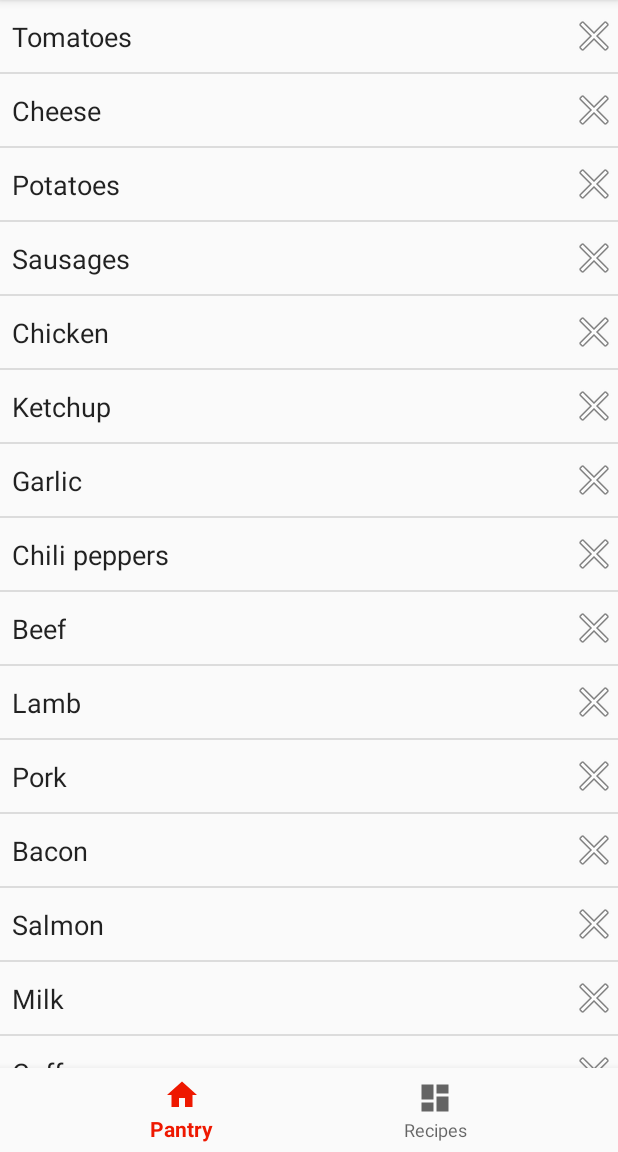
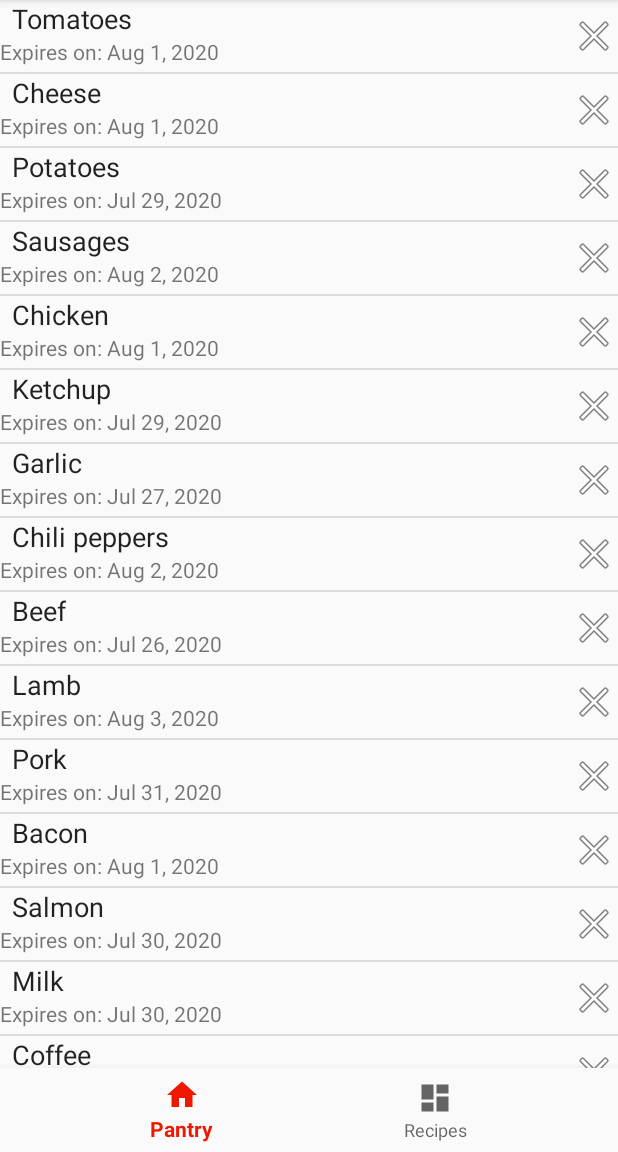
Before and after one commit to CS446-Group12/Pocket-Chef, an Android app: the screen it shows after launch (MainActivity), on a phone screen of 412 x 824 dp, the part 84-1236 px from its top. Run offline under Robolectric (Android 15) with nearby library versions, the phone set to English and light mode, and no system bars; our stand-ins replace navigation-ui.

Commit message:
Display expiration date for ingredients

```diff
--- a/PocketChef/app/src/main/java/cs446/uwaterloo/pocketchef/adapters/IngredientAdapter.java
+++ b/PocketChef/app/src/main/java/cs446/uwaterloo/pocketchef/adapters/IngredientAdapter.java
@@ -10,7 +10,7 @@ import android.widget.TextView;
 import androidx.annotation.NonNull;
 import androidx.recyclerview.widget.RecyclerView;
 
-import java.util.HashSet;
+import java.text.SimpleDateFormat;
 import java.util.List;
 
 import cs446.uwaterloo.pocketchef.R;
@@ -56,6 +56,14 @@ public class IngredientAdapter extends RecyclerView.Adapter<IngredientAdapter.Vi
         TextView textView = holder.ingredientTextView;
         textView.setText(ingredient.getName());
 
+        TextView dateView = holder.ingredientDateView;
+        if (ingredient.getExpirationDate() != null) {
+            dateView.setText(dateView.getContext().getString(R.string.ingredient_expiration_date, SimpleDateFormat.getDateInstance().format(ingredient.getExpirationDate())));
+        } else {
+            dateView.setVisibility(View.INVISIBLE);
+        }
+
+
         ImageButton deleteButton = holder.deleteButton;
         deleteButton.setOnClickListener(new View.OnClickListener() {
             @Override
@@ -76,16 +84,17 @@ public class IngredientAdapter extends RecyclerView.Adapter<IngredientAdapter.Vi
 
         public TextView ingredientTextView;
         public ImageButton deleteButton;
-
+        public TextView ingredientDateView;
         // We also create a constructor that accepts the entire item row
         // and does the view lookups to find each subview
-        public ViewHolder(View itemView) {
+         public ViewHolder(View itemView) {
 
             // Stores the itemView in a public final member variable that can be used
             // to access the context from any ViewHolder instance.
             super(itemView);
 
             ingredientTextView = (TextView) itemView.findViewById(R.id.ingredient_text);
+            ingredientDateView = (TextView) itemView.findViewById(R.id.ingredient_date);
             deleteButton = (ImageButton) itemView.findViewById(R.id.delete_ingredient_button);
 
         }
--- a/PocketChef/app/src/main/res/layout/item_ingredient.xml
+++ b/PocketChef/app/src/main/res/layout/item_ingredient.xml
@@ -1,10 +1,33 @@
 <?xml version="1.0" encoding="utf-8"?>
 <androidx.constraintlayout.widget.ConstraintLayout xmlns:android="http://schemas.android.com/apk/res/android"
     xmlns:app="http://schemas.android.com/apk/res-auto"
-    xmlns:tools="http://schemas.android.com/tools"
     android:id="@+id/list_item_layout"
     android:layout_width="match_parent"
     android:layout_height="wrap_content">
+
+    <LinearLayout
+        android:layout_width="match_parent"
+        android:layout_height="match_parent"
+        android:orientation="vertical">
+
+        <TextView
+            android:id="@+id/ingredient_text"
+            android:layout_width="wrap_content"
+            android:layout_height="wrap_content"
+            android:layout_marginStart="8dp"
+            android:textAppearance="@style/TextAppearance.AppCompat.Body1"
+            android:textSize="18sp"
+            android:typeface="normal" />
+
+        <TextView
+            android:id="@+id/ingredient_date"
+            android:layout_width="match_parent"
+            android:layout_height="wrap_content"
+            android:clickable="false"
+            android:contextClickable="false"
+            android:ems="10"
+            android:singleLine="true" />
+    </LinearLayout>
 
     <ImageButton
         android:id="@+id/delete_ingredient_button"
@@ -18,16 +41,4 @@
         app:layout_constraintTop_toTopOf="parent"
         app:srcCompat="@android:drawable/ic_menu_close_clear_cancel" />
 
-    <TextView
-        android:id="@+id/ingredient_text"
-        android:layout_width="wrap_content"
-        android:layout_height="wrap_content"
-        android:layout_marginStart="8dp"
-        android:textAppearance="@style/TextAppearance.AppCompat.Body1"
-        android:textSize="18sp"
-        android:typeface="normal"
-        app:layout_constraintBottom_toBottomOf="parent"
-        app:layout_constraintStart_toStartOf="parent"
-        app:layout_constraintTop_toTopOf="parent" />
-
 </androidx.constraintlayout.widget.ConstraintLayout>
--- a/PocketChef/app/src/main/res/values/strings.xml
+++ b/PocketChef/app/src/main/res/values/strings.xml
@@ -115,4 +115,5 @@
     <string name="title_activity_cooking">CookingActivity</string>
     <string name="tab_text_1">Ingredients</string>
     <string name="tab_text_2">Steps</string>
+    <string name="ingredient_expiration_date">Expires on: %1$s</string>
 </resources>
```
